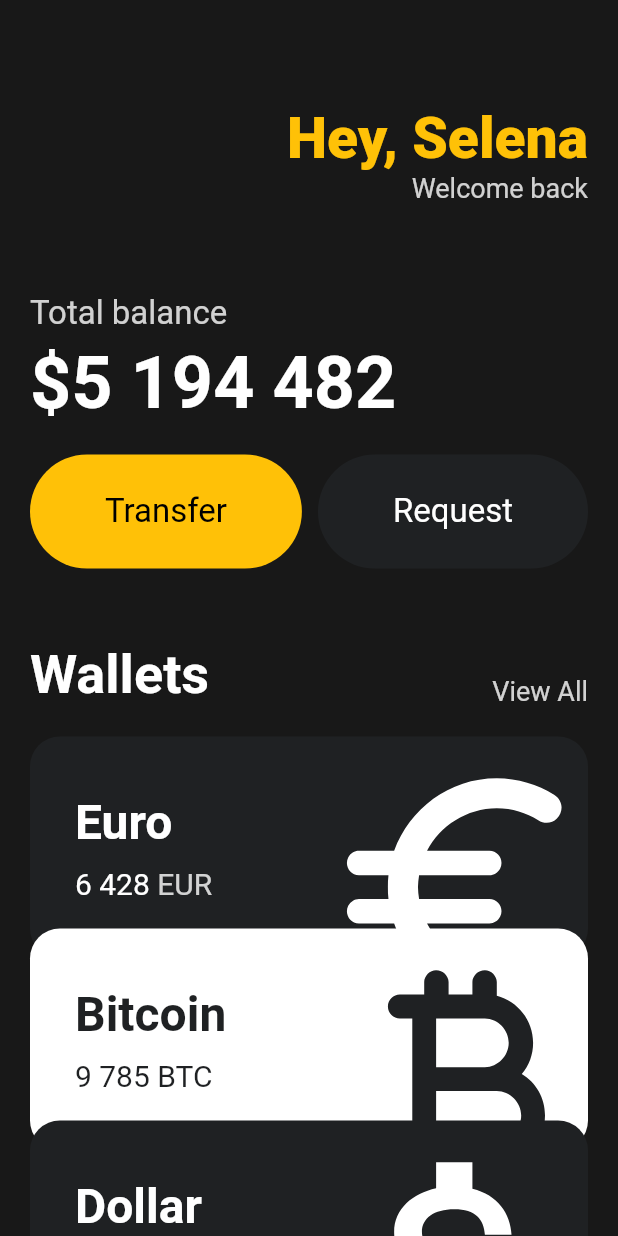
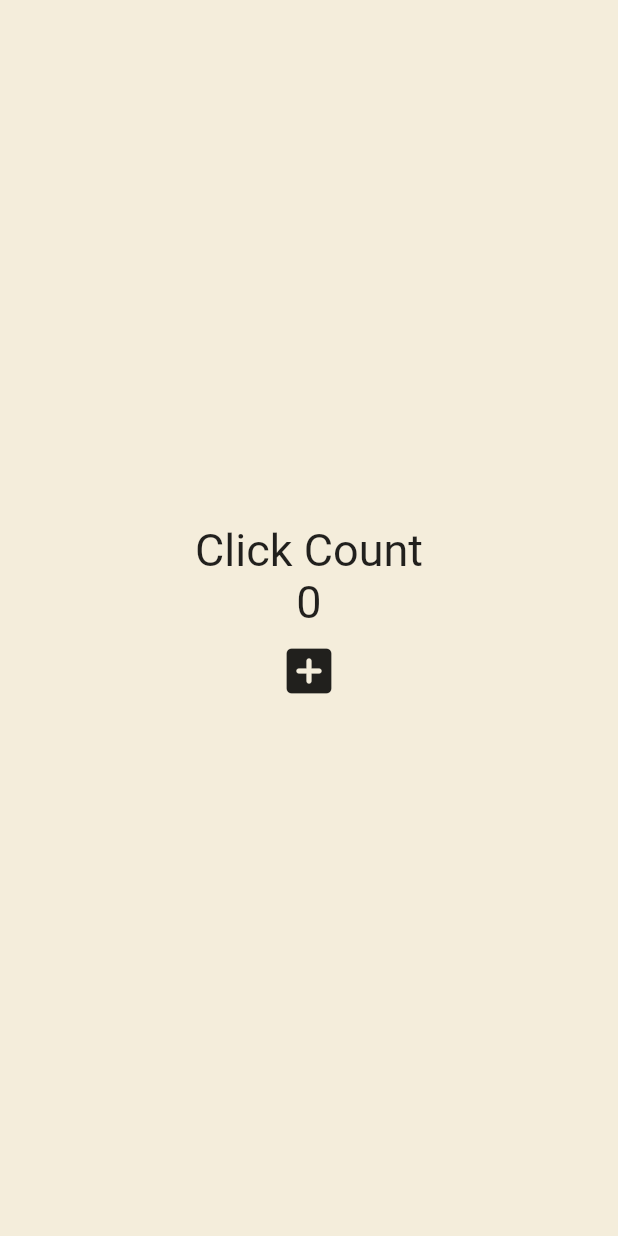
Before and after one commit to SashaGwak/flutter, a Flutter app: the screen it shows after launch, on a phone screen of 412 x 824 dp. Run offline on Flutter 3.47's test engine with Material 2 defaults, Android fonts, the phone set to English and light mode, and no system bars.

```diff
--- a/lib/main.dart
+++ b/lib/main.dart
@@ -1,155 +1,52 @@
 import 'package:flutter/material.dart';
-import 'package:toonflix/widget/button.dart';
-import 'package:toonflix/widget/currency_card.dart';
 
 void main() {
   runApp(const App());
 }
 
-class App extends StatelessWidget {
+class App extends StatefulWidget {
   const App({super.key});
+
+  @override
+  State<App> createState() => _AppState();
+}
+
+class _AppState extends State<App> {
+  int counter = 0;
+
+  void onClicked() {
+    // setState는 state 클래스에게 데이터가 변경되었다고 일리는 함수
+    // setState가 실행되면 build가 재실행됨
+    setState(() => {counter = counter + 1});
+  }
 
   @override
   Widget build(BuildContext context) {
     return MaterialApp(
       home: Scaffold(
-        // 지정색깔 OxFF 적고 쓰거나, Color.fromARGB 사용
-        backgroundColor: const Color(0xFF181818),
-        // column은 수직, row는 수평 배열
-        // row의 MainAxisAlignment는 수평방향
-        // column의 MainAxisAlignment는 수직방향
-        // SingleChildScrollView 스크롤링 할 수 있도록 해줌
-        body: SingleChildScrollView(
-          child: Padding(
-            // all은 상하좌우에 모두 padding 10, only로 상화좌우중 하나 선택
-            padding: const EdgeInsets.symmetric(
-              horizontal: 20,
-            ),
+        backgroundColor: const Color(0xFFF4EDDB),
+        body: Center(
           child: Column(
-              crossAxisAlignment: CrossAxisAlignment.start,
-              // 간격을 주기위해서는 SizedBox 사용
-              children: [
-                const SizedBox(
-                  height: 70,
-                ),
-                Row(
-                  mainAxisAlignment: MainAxisAlignment.end,
-                  children: [
-                    Column(
-                      crossAxisAlignment: CrossAxisAlignment.end,
+            mainAxisAlignment: MainAxisAlignment.center,
             children: [
               const Text(
-                          'Hey, Selena',
+                'Click Count',
                 style: TextStyle(
-                            color: Colors.amber,
-                            fontSize: 38,
-                            fontWeight: FontWeight.w800,
+                  fontSize: 30,
                 ),
               ),
               Text(
-                          'Welcome back',
-                          style: TextStyle(
-                            color: Colors.white.withOpacity(0.8),
-                            fontSize: 18,
-                          ),
-                        )
-                      ],
-                    )
-                  ],
-                ),
-                const SizedBox(
-                  height: 60,
-                ),
-                Text(
-                  'Total balance',
-                  style: TextStyle(
-                    fontSize: 22,
-                    color: Colors.white.withOpacity(0.8),
+                "$counter",
+                style: const TextStyle(
+                  fontSize: 30,
                 ),
               ),
-                const SizedBox(
-                  height: 5,
-                ),
-                const Text(
-                  '\$5 194 482',
-                  style: TextStyle(
-                    fontSize: 48,
-                    fontWeight: FontWeight.w600,
-                    color: Colors.white,
-                  ),
-                ),
-                const SizedBox(
-                  height: 20,
-                ),
-                Row(
-                  mainAxisAlignment: MainAxisAlignment.spaceBetween,
-                  children: const [
-                    // container는 child를 가지고 있는 단순한 box, html의 div같은거
-                    Button(
-                      text: 'Transfer',
-                      bgColor: Colors.amber,
-                      textColor: Colors.black,
-                    ),
-                    Button(
-                      text: 'Request',
-                      bgColor: Color(0xFF1F2123),
-                      textColor: Colors.white,
+              IconButton(
+                iconSize: 40,
+                onPressed: onClicked,
+                icon: const Icon(Icons.add_box_rounded),
               ),
             ],
-                ),
-                const SizedBox(
-                  height: 50,
-                ),
-                Row(
-                  mainAxisAlignment: MainAxisAlignment.spaceBetween,
-                  crossAxisAlignment: CrossAxisAlignment.end,
-                  children: [
-                    const Text(
-                      'Wallets',
-                      style: TextStyle(
-                        color: Colors.white,
-                        fontSize: 36,
-                        fontWeight: FontWeight.w600,
-                      ),
-                    ),
-                    Text(
-                      'View All',
-                      style: TextStyle(
-                        color: Colors.white.withOpacity(0.8),
-                        fontSize: 18,
-                      ),
-                    ),
-                  ],
-                ),
-                const SizedBox(
-                  height: 20,
-                ),
-                const CurrencyCard(
-                  name: 'Euro',
-                  code: 'EUR',
-                  amount: '6 428',
-                  icon: Icons.euro_rounded,
-                  isInverted: false,
-                  order: 0,
-                ),
-                const CurrencyCard(
-                  name: 'Bitcoin',
-                  code: 'BTC',
-                  amount: '9 785',
-                  icon: Icons.currency_bitcoin_rounded,
-                  isInverted: true,
-                  order: 1,
-                ),
-                const CurrencyCard(
-                  name: 'Dollar',
-                  code: 'USD',
-                  amount: '428',
-                  icon: Icons.attach_money_outlined,
-                  isInverted: false,
-                  order: 2,
-                ),
-              ],
-            ),
           ),
         ),
       ),
--- a/lib/widget/button.dart
+++ /dev/null
@@ -1,36 +0,0 @@
-import 'package:flutter/material.dart';
-
-class Button extends StatelessWidget {
-  final String text;
-  final Color bgColor;
-  final Color textColor;
-
-  const Button(
-      {super.key,
-      required this.text,
-      required this.bgColor,
-      required this.textColor});
-
-  @override
-  Widget build(BuildContext context) {
-    return Container(
-      decoration: BoxDecoration(
-        color: bgColor,
-        borderRadius: BorderRadius.circular(45),
-      ),
-      child: Padding(
-        padding: const EdgeInsets.symmetric(
-          vertical: 25,
-          horizontal: 50,
-        ),
-        child: Text(
-          text,
-          style: TextStyle(
-            fontSize: 22,
-            color: textColor,
-          ),
-        ),
-      ),
-    );
-  }
-}
--- a/lib/widget/currency_card.dart
+++ /dev/null
@@ -1,92 +0,0 @@
-import 'package:flutter/material.dart';
-
-class CurrencyCard extends StatelessWidget {
-  final String name, code, amount;
-  final IconData icon;
-  final bool isInverted;
-  final int order;
-
-  final _blackColor = const Color(0xFF1F2123);
-
-  const CurrencyCard({
-    super.key,
-    required this.name,
-    required this.code,
-    required this.amount,
-    required this.icon,
-    required this.isInverted,
-    required this.order,
-  });
-
-  @override
-  Widget build(BuildContext context) {
-    return Transform.translate(
-      offset: Offset(0, order * -20),
-      child: Container(
-        // clipBehavior 는 어떤 아이템이 overflow가 되었을때 어떻게 할지 지정해주는 것
-        clipBehavior: Clip.hardEdge,
-        decoration: BoxDecoration(
-          color: isInverted ? Colors.white : const Color(0xFF1F2123),
-          borderRadius: BorderRadius.circular(20),
-        ),
-        child: Padding(
-          padding: const EdgeInsets.all(30),
-          child: Row(
-            mainAxisAlignment: MainAxisAlignment.spaceBetween,
-            children: [
-              Column(
-                crossAxisAlignment: CrossAxisAlignment.start,
-                children: [
-                  Text(name,
-                      style: TextStyle(
-                        color: isInverted ? _blackColor : Colors.white,
-                        fontSize: 32,
-                        fontWeight: FontWeight.w600,
-                      )),
-                  const SizedBox(
-                    height: 10,
-                  ),
-                  Row(
-                    children: [
-                      Text(
-                        amount,
-                        style: TextStyle(
-                          color: isInverted ? _blackColor : Colors.white,
-                          fontSize: 20,
-                        ),
-                      ),
-                      const SizedBox(
-                        width: 5,
-                      ),
-                      Text(
-                        code,
-                        style: TextStyle(
-                          color: isInverted
-                              ? _blackColor
-                              : Colors.white.withOpacity(0.8),
-                          fontSize: 20,
-                        ),
-                      ),
-                    ],
-                  ),
-                ],
-              ),
-              Transform.scale(
-                scale: 2.2,
-                child: Transform.translate(
-                  // offset(x, y좌표) 이동할 만큼
-                  offset: const Offset(-5, 12),
-                  child: Icon(
-                    icon,
-                    color: isInverted ? _blackColor : Colors.white,
-                    size: 88,
-                  ),
-                ),
-              ),
-            ],
-          ),
-        ),
-      ),
-    );
-  }
-}
```
Lines whose indentation alone changed are shown as unchanged.
